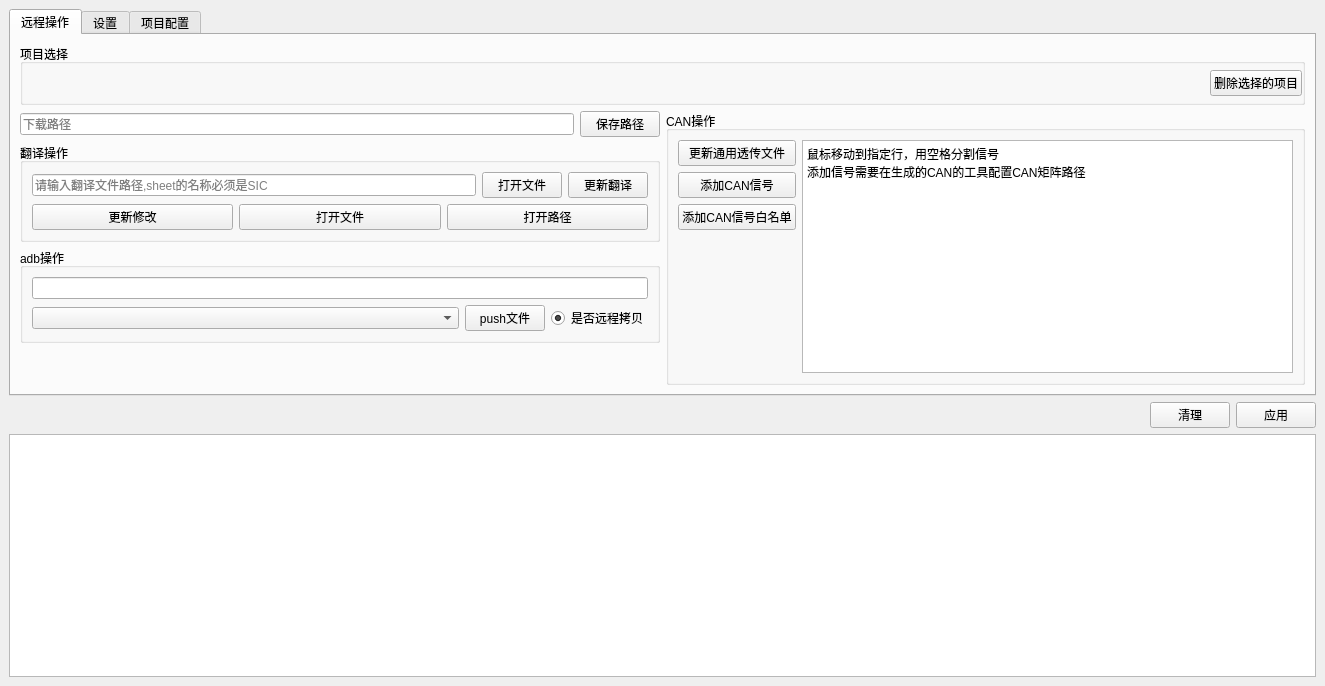
Qt form pythonscript/toolWidget/toolMainWindow.ui (zcx01/Achievement) before a commit.
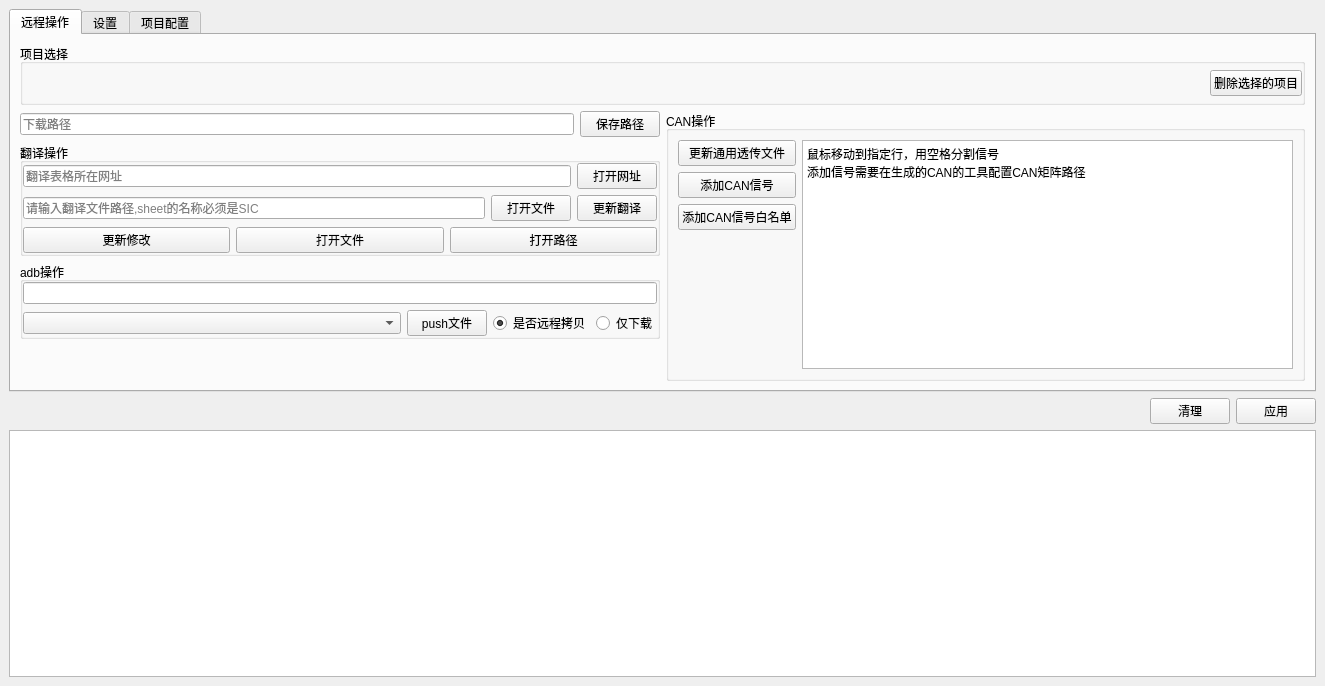
The same form after that commit.

Patch:
```diff
--- a/pythonscript/toolWidget/toolMainWindow.ui
+++ b/pythonscript/toolWidget/toolMainWindow.ui
@@ -147,6 +147,39 @@
                  <string>翻译操作</string>
                 </property>
                 <layout class="QVBoxLayout" name="verticalLayout_2">
+                 <property name="leftMargin">
+                  <number>0</number>
+                 </property>
+                 <property name="topMargin">
+                  <number>0</number>
+                 </property>
+                 <property name="rightMargin">
+                  <number>0</number>
+                 </property>
+                 <property name="bottomMargin">
+                  <number>0</number>
+                 </property>
+                 <item>
+                  <layout class="QHBoxLayout" name="horizontalLayout_10">
+                   <item>
+                    <widget class="QLineEdit" name="trXlsPathW">
+                     <property name="inputMask">
+                      <string/>
+                     </property>
+                     <property name="placeholderText">
+                      <string>翻译表格所在网址</string>
+                     </property>
+                    </widget>
+                   </item>
+                   <item>
+                    <widget class="QPushButton" name="openXlsWBtn">
+                     <property name="text">
+                      <string>打开网址</string>
+                     </property>
+                    </widget>
+                   </item>
+                  </layout>
+                 </item>
                  <item>
                   <layout class="QHBoxLayout" name="horizontalLayout">
                    <item>
@@ -209,6 +242,18 @@
                  <string>adb操作</string>
                 </property>
                 <layout class="QVBoxLayout" name="verticalLayout_10">
+                 <property name="leftMargin">
+                  <number>0</number>
+                 </property>
+                 <property name="topMargin">
+                  <number>0</number>
+                 </property>
+                 <property name="rightMargin">
+                  <number>0</number>
+                 </property>
+                 <property name="bottomMargin">
+                  <number>0</number>
+                 </property>
                  <item>
                   <layout class="QHBoxLayout" name="horizontalLayout_20">
                    <item>
@@ -242,6 +287,22 @@
                      </property>
                      <property name="checked">
                       <bool>true</bool>
+                     </property>
+                     <property name="autoExclusive">
+                      <bool>false</bool>
+                     </property>
+                    </widget>
+                   </item>
+                   <item>
+                    <widget class="QRadioButton" name="onlyScpFileBtn">
+                     <property name="text">
+                      <string>仅下载</string>
+                     </property>
+                     <property name="checked">
+                      <bool>false</bool>
+                     </property>
+                     <property name="autoExclusive">
+                      <bool>false</bool>
                      </property>
                     </widget>
                    </item>
```
Left out of the diff: 10 changed lines with no effect on the pictures.
